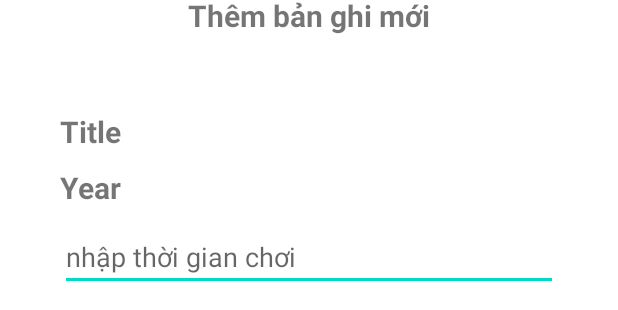
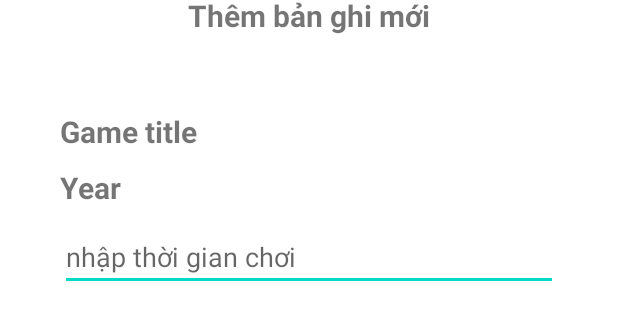
Before and after one commit to vietcuongk99/HowLongYouPlay, an Android app: the layout activity_game_info.xml on its own in the app's theme, with its tools: preview values and no code run, on a phone screen of 412 x 824 dp. Shown: the part 134-444 px from the top of the screen. Run offline under Robolectric (Android 15) with nearby library versions, the phone set to English and light mode, and no system bars; plain views replace MaterialEditText.

Commit message:
tùy chỉnh code

```diff
--- a/app/src/main/res/layout/activity_game_info.xml
+++ b/app/src/main/res/layout/activity_game_info.xml
@@ -19,22 +19,18 @@
             android:theme="@style/ThemeOverlay.AppCompat.Dark.ActionBar"
             app:popupTheme="@style/MenuStyle"
             app:titleTextColor="#FFFFFF"
-            android:layout_marginBottom="30dp">
-
-        </androidx.appcompat.widget.Toolbar>
+            android:layout_marginBottom="30dp" />
 
 
         <TextView
             android:layout_width="match_parent"
             android:layout_height="wrap_content"
             android:id="@+id/title_action"
-            android:text="Thêm bản ghi mới"
+            android:text="@string/title_action"
             android:textStyle="bold"
             android:textSize="20sp"
             android:gravity="center"
-            android:layout_alignParentTop="true">
-
-        </TextView>
+            android:layout_alignParentTop="true" />
 
         <LinearLayout
             android:id="@+id/gamelog_detail"
@@ -42,43 +38,35 @@
             android:layout_height="match_parent"
             android:layout_below="@+id/title_action"
             android:padding="40dp"
-            android:orientation="vertical"
-            >
+            android:orientation="vertical">
 
             <TextView
                 android:layout_width="match_parent"
                 android:layout_height="wrap_content"
                 android:id="@+id/game_title"
-                android:text="Title"
+                android:text="@string/game_title"
                 android:textStyle="bold"
                 android:layout_marginTop="10dp"
-                android:textSize="20sp">
-
-            </TextView>
+                android:textSize="20sp" />
 
             <TextView
                 android:layout_width="match_parent"
                 android:layout_height="wrap_content"
                 android:id="@+id/year"
-                android:text="Year"
-                android:layout_below="@+id/game_title"
+                android:text="@string/year"
                 android:textStyle="bold"
                 android:layout_marginTop="10dp"
-                android:textSize="20sp">
-
-            </TextView>
+                android:textSize="20sp" />
 
 
             <com.rengwuxian.materialedittext.MaterialEditText
-                android:hint="nhập thời gian chơi"
+                android:hint="@string/played_time_input"
                 android:id="@+id/played_time"
                 android:layout_width="match_parent"
                 android:layout_height="wrap_content"
                 android:inputType="text"
                 app:met_floatingLabel="normal"
-                android:layout_marginTop="10dp">
-
-            </com.rengwuxian.materialedittext.MaterialEditText>
+                android:layout_marginTop="10dp" />
 
 
             <Button
@@ -86,10 +74,8 @@
                 android:layout_width="wrap_content"
                 android:layout_height="wrap_content"
                 android:layout_marginTop="10dp"
-                android:text="Thêm"
-                android:layout_gravity="center">
-
-            </Button>
+                android:text="@string/submit_btn"
+                android:layout_gravity="center" />
 
         </LinearLayout>
 
--- a/app/src/main/res/layout/activity_internet_req.xml
+++ b/app/src/main/res/layout/activity_internet_req.xml
@@ -18,7 +18,7 @@
     <TextView
         android:layout_width="wrap_content"
         android:layout_height="wrap_content"
-        android:text="Ứng dụng yêu cầu kết nối mạng, kiểm tra lại kết nối mạng trước khi bắt đầu sử dụng"
+        android:text="@string/check_internet"
         android:textSize="20sp"
         android:textStyle="bold"
         android:layout_marginBottom="20dp"
@@ -29,7 +29,7 @@
         android:layout_width="wrap_content"
         android:layout_height="wrap_content"
         android:id="@+id/start"
-        android:text="Bắt đầu" />
+        android:text="@string/start" />
 
 
 </LinearLayout>
--- a/app/src/main/res/values/strings.xml
+++ b/app/src/main/res/values/strings.xml
@@ -7,7 +7,19 @@
     <string name="username">Tên người dùng</string>
     <string name="register">Đăng ký</string>
 
-    <!-- TODO: Remove or change this placeholder text -->
-    <string name="hello_blank_fragment">Hello blank fragment</string>
+
+    <string name="icon_app">IconApp</string>
+    <string name="year">Year</string>
+    <string name="played_time_input">nhập thời gian chơi</string>
+    <string name="submit_btn">Thêm</string>
+    <string name="game_title">Game title</string>
+    <string name="title_action">Thêm bản ghi mới</string>
+    <string name="check_internet">Ứng dụng yêu cầu kết nối mạng, kiểm tra lại kết nối mạng trước khi bắt đầu sử dụng</string>
+    <string name="start">Bắt đầu</string>
+    <string name="list_title">Danh sách của bạn</string>
+    <string name="edit_btn">Nút sửa log</string>
+    <string name="delete_btn">Nút xóa Log</string>
+    <string name="game">Game</string>
+    <string name="time">Played time</string>
 
 </resources>
```
Also changed, not shown: app/src/main/res/layout/activity_edit_log.xml (+7 -26 lines), app/src/main/res/layout/activity_login.xml (+7 -14 lines), app/src/main/res/layout/activity_main.xml (+5 -11 lines), app/src/main/res/layout/activity_register.xml (+7 -15 lines), app/src/main/res/layout/activity_search.xml (+2 -6 lines), app/src/main/res/layout/gamelog_item.xml (+12 -18 lines).
